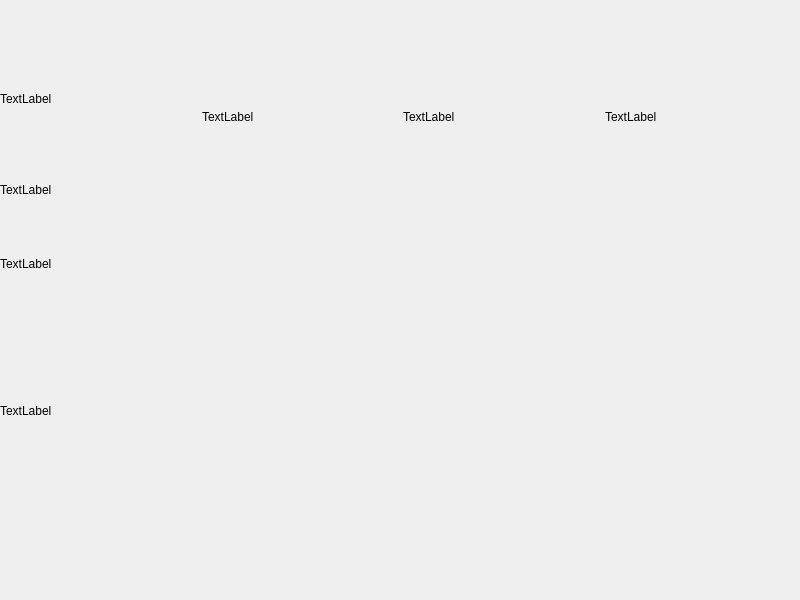
Before: the Qt Designer form untitled2/mainwindow.ui in brodermar/wwm, drawn with Qt 5.
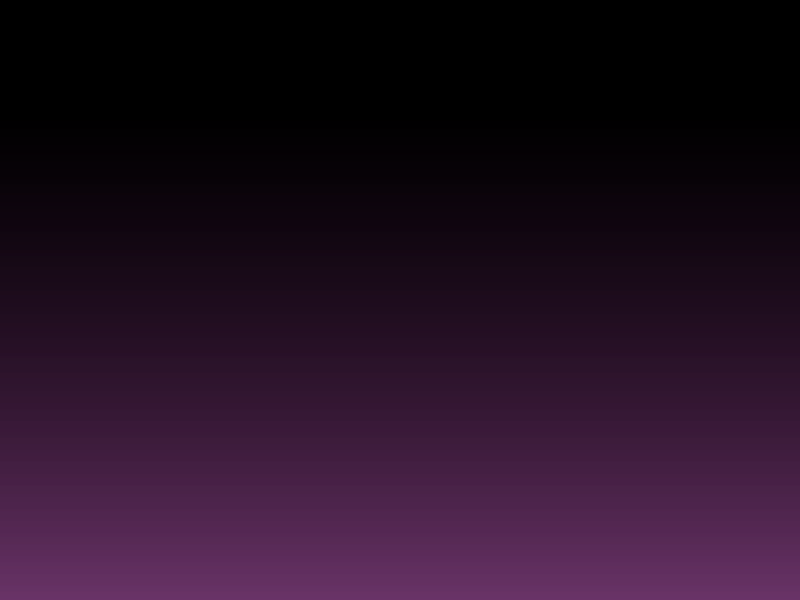
After: the same form once the commit is applied. Icons and pictures are not drawn. Custom widgets are drawn as their Qt base class.

Diff of the .ui file:
```diff
--- a/untitled2/mainwindow.ui
+++ b/untitled2/mainwindow.ui
@@ -20,9 +20,10 @@
    <string>MainWindow</string>
   </property>
   <property name="styleSheet">
-   <string notr="true">#DeinWidgetObjectName
+   <string notr="true">#MainWindow
 {
-	background-image: url(C:\Qt\Resouces\logo.png);
+
+background: qlineargradient(spread:pad, x1:0, y1:0, x2:0, y2:1, stop:0.193182 rgba(0, 0, 0, 255), stop:1 rgba(88, 28, 86, 173));
 }</string>
   </property>
   <widget class="QWidget" name="WidgetLayout">
@@ -49,12 +50,18 @@
           <item>
            <widget class="QLabel" name="label_7">
             <property name="text">
-             <string>TextLabel</string>
+             <string/>
             </property>
            </widget>
           </item>
           <item>
            <widget class="AnswerButtonWidget" name="ButtonSum" native="true">
+            <property name="sizePolicy">
+             <sizepolicy hsizetype="Ignored" vsizetype="Ignored">
+              <horstretch>0</horstretch>
+              <verstretch>0</verstretch>
+             </sizepolicy>
+            </property>
             <property name="font">
              <font>
               <pointsize>16</pointsize>
@@ -74,21 +81,21 @@
         <item>
          <widget class="QLabel" name="label_8">
           <property name="text">
-           <string>TextLabel</string>
+           <string/>
           </property>
          </widget>
         </item>
         <item>
          <widget class="QLabel" name="label">
           <property name="text">
-           <string>TextLabel</string>
+           <string/>
           </property>
          </widget>
         </item>
         <item>
          <widget class="QLabel" name="label_6">
           <property name="text">
-           <string>TextLabel</string>
+           <string/>
           </property>
          </widget>
         </item>
@@ -97,38 +104,72 @@
       <item>
        <widget class="QLabel" name="label_2">
         <property name="text">
-         <string>TextLabel</string>
+         <string/>
         </property>
        </widget>
       </item>
       <item>
        <widget class="QLabel" name="label_3">
         <property name="text">
-         <string>TextLabel</string>
+         <string/>
         </property>
        </widget>
       </item>
       <item>
        <widget class="AnswerButtonWidget" name="ButtonMenu" native="true">
+        <property name="sizePolicy">
+         <sizepolicy hsizetype="Ignored" vsizetype="Ignored">
+          <horstretch>0</horstretch>
+          <verstretch>0</verstretch>
+         </sizepolicy>
+        </property>
+        <property name="font">
+         <font>
+          <pointsize>16</pointsize>
+          <weight>75</weight>
+          <bold>true</bold>
+         </font>
+        </property>
         <property name="styleSheet">
-         <string notr="true">ButtonMenu</string>
+         <string notr="true">#ButtonMenu{
+background-color: none; color: white;
+}</string>
         </property>
        </widget>
       </item>
       <item>
        <widget class="QLabel" name="label_5">
+        <property name="sizePolicy">
+         <sizepolicy hsizetype="Ignored" vsizetype="Ignored">
+          <horstretch>0</horstretch>
+          <verstretch>0</verstretch>
+         </sizepolicy>
+        </property>
+        <property name="font">
+         <font>
+          <pointsize>16</pointsize>
+          <weight>75</weight>
+          <bold>true</bold>
+         </font>
+        </property>
         <property name="styleSheet">
          <string notr="true">#ButtonMenu{
 background-color: none; color: white;
 }</string>
         </property>
         <property name="text">
-         <string>TextLabel</string>
+         <string/>
         </property>
        </widget>
       </item>
       <item>
        <widget class="AnswerButtonWidget" name="ButtonQuestion" native="true">
+        <property name="sizePolicy">
+         <sizepolicy hsizetype="Ignored" vsizetype="Ignored">
+          <horstretch>0</horstretch>
+          <verstretch>0</verstretch>
+         </sizepolicy>
+        </property>
         <property name="font">
          <font>
           <pointsize>16</pointsize>
@@ -146,7 +187,7 @@
       <item>
        <layout class="QGridLayout" name="AnswerLayout">
         <property name="sizeConstraint">
-         <enum>QLayout::SetFixedSize</enum>
+         <enum>QLayout::SetDefaultConstraint</enum>
         </property>
         <property name="horizontalSpacing">
          <number>0</number>
@@ -159,6 +200,12 @@
           <property name="enabled">
            <bool>true</bool>
           </property>
+          <property name="sizePolicy">
+           <sizepolicy hsizetype="Ignored" vsizetype="Ignored">
+            <horstretch>0</horstretch>
+            <verstretch>0</verstretch>
+           </sizepolicy>
+          </property>
           <property name="font">
            <font>
             <pointsize>16</pointsize>
@@ -175,6 +222,12 @@
         </item>
         <item row="0" column="1">
          <widget class="AnswerButtonWidget" name="ButtonAnswerB" native="true">
+          <property name="sizePolicy">
+           <sizepolicy hsizetype="Ignored" vsizetype="Ignored">
+            <horstretch>0</horstretch>
+            <verstretch>0</verstretch>
+           </sizepolicy>
+          </property>
           <property name="font">
            <font>
             <pointsize>16</pointsize>
@@ -191,6 +244,12 @@
         </item>
         <item row="1" column="0">
          <widget class="AnswerButtonWidget" name="ButtonAnswerC" native="true">
+          <property name="sizePolicy">
+           <sizepolicy hsizetype="Ignored" vsizetype="Ignored">
+            <horstretch>0</horstretch>
+            <verstretch>0</verstretch>
+           </sizepolicy>
+          </property>
           <property name="font">
            <font>
             <pointsize>16</pointsize>
@@ -207,6 +266,12 @@
         </item>
         <item row="1" column="1">
          <widget class="AnswerButtonWidget" name="ButtonAnswerD" native="true">
+          <property name="sizePolicy">
+           <sizepolicy hsizetype="Ignored" vsizetype="Ignored">
+            <horstretch>0</horstretch>
+            <verstretch>0</verstretch>
+           </sizepolicy>
+          </property>
           <property name="font">
            <font>
             <pointsize>16</pointsize>
```
Left out of the diff: 3 changed lines with no effect on the pictures.
